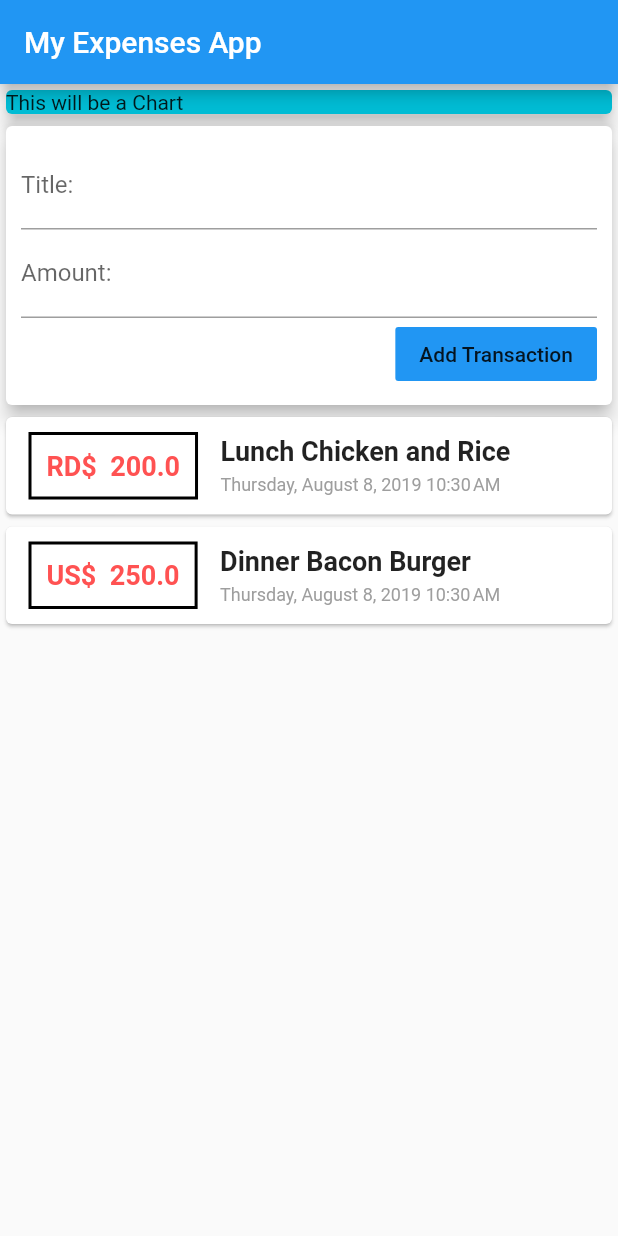
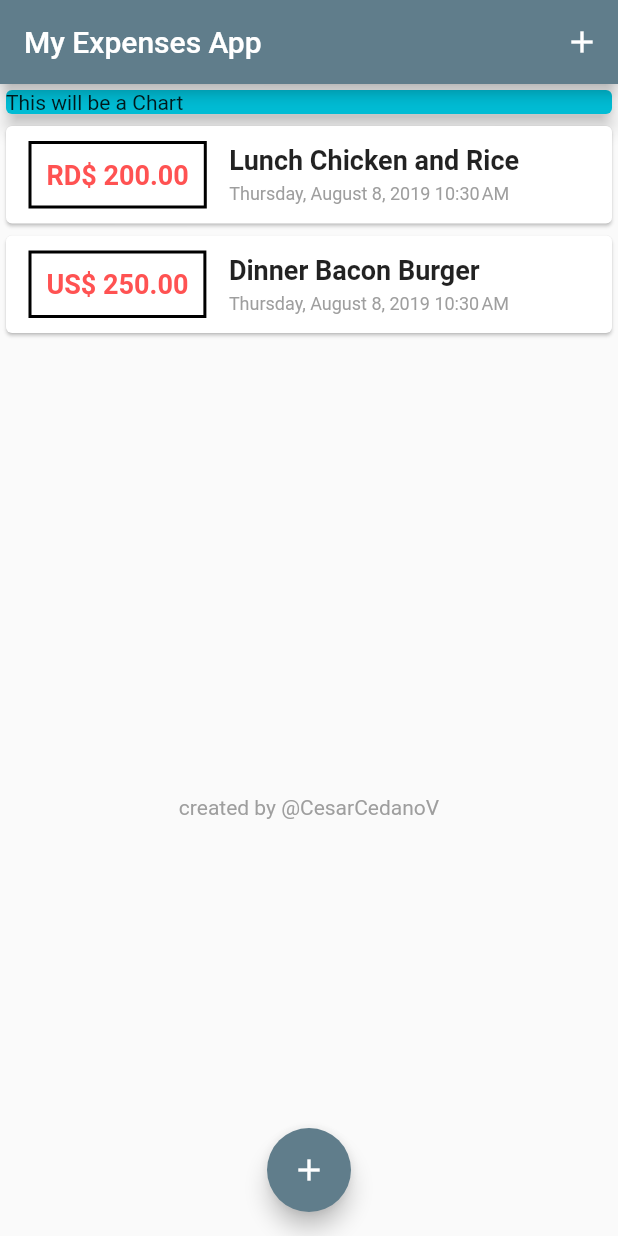
Before and after one commit to cesarcedanov/expenses_app_flutter, a Flutter app: the screen it shows after launch, on a phone screen of 412 x 824 dp. Run offline on Flutter 3.47's test engine with Material 2 defaults, Android fonts, the light colour scheme and no system bars.

Commit message:
Refactor the 'AddTransaction' widget into a ModalSheet

```diff
--- a/app/lib/main.dart
+++ b/app/lib/main.dart
@@ -1,5 +1,7 @@
 import 'package:flutter/material.dart';
-import './widgets/user_transaction.dart';
+import './widgets/transactionList.dart';
+import './widgets/addTransactionModal.dart';
+import './models/transaction.dart';
 
 void main() => runApp(MyApp());
 
@@ -7,18 +9,71 @@ class MyApp extends StatelessWidget {
   @override
   Widget build(BuildContext context) {
     return MaterialApp(
-      title: 'Expenses App',
+      title: 'My Expenses App',
+      theme: ThemeData(primarySwatch: Colors.blueGrey),
       home: MyHomePage(),
     );
   }
 }
 
-class MyHomePage extends StatelessWidget {
+class MyHomePage extends StatefulWidget {
+  @override
+  _MyHomePageState createState() => _MyHomePageState();
+}
+
+class _MyHomePageState extends State<MyHomePage> {
+  final List<Transaction> _userTransactions = [
+    Transaction(
+        id: '1',
+        title: 'Lunch Chicken and Rice',
+        amount: 200,
+        currency: 'RD\$',
+        date: DateTime.now()),
+    Transaction(
+      id: '1',
+      title: 'Dinner Bacon Burger',
+      amount: 250,
+      currency: 'US\$',
+      date: DateTime.now(),
+    ),
+  ];
+
+  void _addNewTransaction(String txTitle, double txAmount) {
+    final newTx = Transaction(
+        title: txTitle,
+        amount: txAmount,
+        currency: 'RD\$',
+        date: DateTime.now(),
+        id: DateTime.now().toString());
+
+    setState(() {
+      _userTransactions.add(newTx);
+    });
+  }
+
+  void _showAddTransactionModal(BuildContext ctx) {
+    showModalBottomSheet(
+        context: ctx,
+        builder: (_) {
+          return GestureDetector(
+            onTap: () {},
+            child: AddTransactionModal(_addNewTransaction),
+            behavior: HitTestBehavior.opaque,
+          );
+        });
+  }
+
   @override
   Widget build(BuildContext context) {
     return Scaffold(
       appBar: AppBar(
         title: Text('My Expenses App'),
+        actions: <Widget>[
+          IconButton(
+            icon: Icon(Icons.add),
+            onPressed: () => _showAddTransactionModal(context),
+          )
+        ],
       ),
       body: SingleChildScrollView(
         child: Column(
@@ -32,9 +87,26 @@ class MyHomePage extends StatelessWidget {
                 child: Text('This will be a Chart'),
               ),
             ),
-              UserTransaction(),
+            Column(
+              children: <Widget>[
+                TransactionList(_userTransactions),
               ],
             ),
-        ));
+            Container(
+              alignment: Alignment.bottomCenter,
+              child: Text(
+                'created by \@CesarCedanoV',
+                style: TextStyle(color: Colors.grey, fontSize: 14),
+              ),
+            )
+          ],
+        ),
+      ),
+      floatingActionButtonLocation: FloatingActionButtonLocation.centerFloat,
+      floatingActionButton: FloatingActionButton(
+        child: Icon(Icons.add),
+        onPressed: () => _showAddTransactionModal(context),
+      ),
+    );
   }
 }
--- a/app/lib/widgets/transactionCard.dart
+++ b/app/lib/widgets/transactionCard.dart
@@ -20,7 +20,7 @@ class TransactionCard extends StatelessWidget {
                 border: Border.all(color: Colors.black, width: 2)),
             padding: EdgeInsets.all(10),
             child: Text(
-              '${transaction.currency}  ${transaction.amount.toString()}',
+              '${transaction.currency} ${transaction.amount.toStringAsFixed(2)}',
               style: TextStyle(
                   fontWeight: FontWeight.bold,
                   fontSize: 18,
--- a/app/lib/widgets/transactionList.dart
+++ b/app/lib/widgets/transactionList.dart
@@ -9,7 +9,7 @@ class TransactionList extends StatelessWidget {
   @override
   Widget build(BuildContext context) {
     return Container(
-      height: 350,
+      height: 450,
       child: ListView.builder(
         itemBuilder: (ctx, index) {
           return TransactionCard(transactionList[index]);
--- a/app/lib/widgets/user_transaction.dart
+++ /dev/null
@@ -1,50 +0,0 @@
-import 'package:flutter/material.dart';
-import './transactionList.dart';
-import './addTransactionModal.dart';
-import '../models/transaction.dart';
-
-class UserTransaction extends StatefulWidget {
-  @override
-  _UserTransactionState createState() => _UserTransactionState();
-}
-
-class _UserTransactionState extends State<UserTransaction> {
-  final List<Transaction> _userTransactions = [
-    Transaction(
-        id: '1',
-        title: 'Lunch Chicken and Rice',
-        amount: 200,
-        currency: 'RD\$',
-        date: DateTime.now()),
-    Transaction(
-      id: '1',
-      title: 'Dinner Bacon Burger',
-      amount: 250,
-      currency: 'US\$',
-      date: DateTime.now(),
-    ),
-  ];
-
-  void _addNewTransaction(String txTitle, double txAmount) {
-    final newTx = Transaction(
-        title: txTitle,
-        amount: txAmount,
-        currency: 'RD\$',
-        date: DateTime.now(),
-        id: DateTime.now().toString());
-
-    setState(() {
-      _userTransactions.add(newTx);
-    });
-  }
-
-  @override
-  Widget build(BuildContext context) {
-    return Column(
-      children: <Widget>[
-        AddTransactionModal(_addNewTransaction),
-        TransactionList(_userTransactions),
-      ],
-    );
-  }
-}
```
Also changed, not shown: app/lib/widgets/addTransactionModal.dart (+13 -5 lines). Lines whose indentation alone changed are shown as unchanged.
